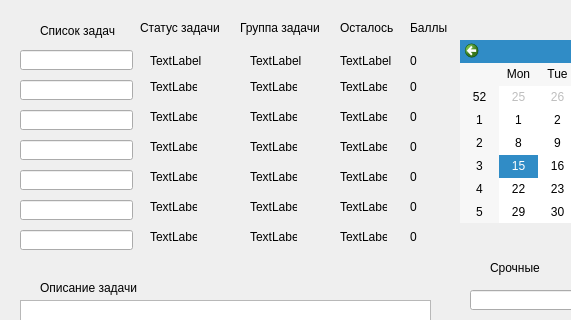
Above: untitled.ui from keregan/Active_staff_motivation_qt before the change; both pictures show x 0 to 571 and y 0 to 320 of the 801 by 472 pixel window. Below: the same form after it.
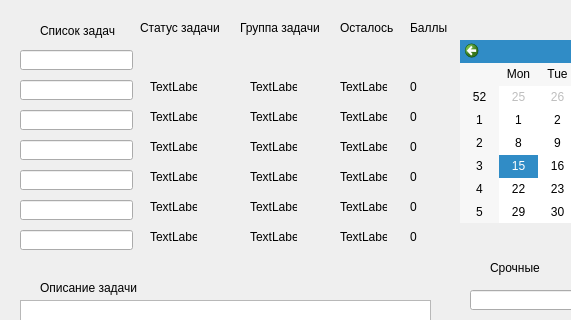
That is the form after the change.

Commit message: Main_task + bd

```diff
--- a/untitled.ui
+++ b/untitled.ui
@@ -245,7 +245,7 @@
      </rect>
     </property>
     <property name="text">
-     <string>TextLabel</string>
+     <string/>
     </property>
    </widget>
    <widget class="QLabel" name="label_7">
@@ -422,7 +422,7 @@
      </rect>
     </property>
     <property name="text">
-     <string>TextLabel</string>
+     <string/>
     </property>
    </widget>
    <widget class="QLabel" name="label_18">
@@ -516,7 +516,7 @@
      <set>Qt::ImhNone</set>
     </property>
     <property name="text">
-     <string>TextLabel</string>
+     <string/>
     </property>
    </widget>
    <widget class="QLabel" name="label_25">
@@ -602,7 +602,7 @@
      <rect>
       <x>410</x>
       <y>50</y>
-      <width>81</width>
+      <width>41</width>
       <height>21</height>
      </rect>
     </property>
@@ -610,7 +610,7 @@
      <set>Qt::ImhPreferNumbers</set>
     </property>
     <property name="text">
-     <string>0</string>
+     <string/>
     </property>
    </widget>
    <widget class="QLabel" name="label_32">
```
Left out of the diff: 18 changed lines with no effect on the pictures. The commit also changes 2 other files.
